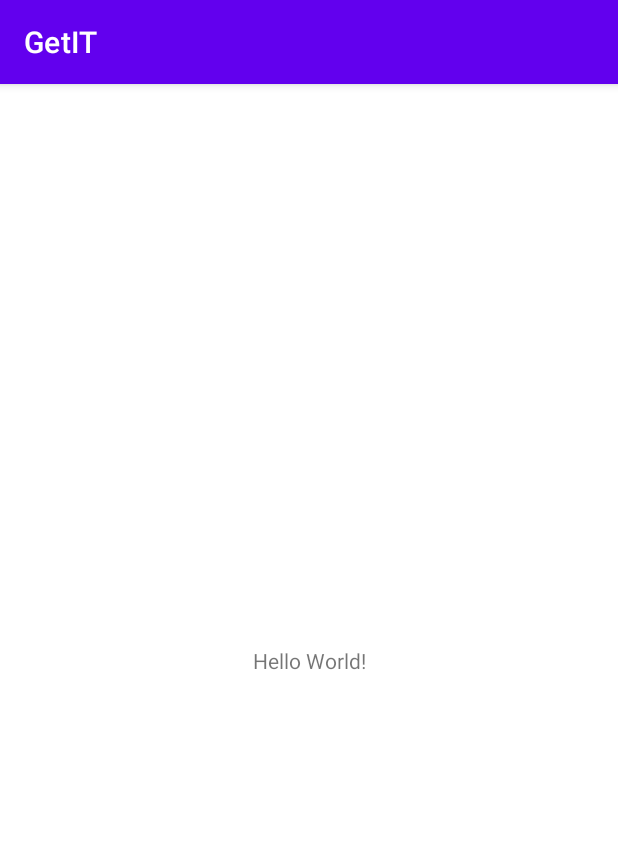
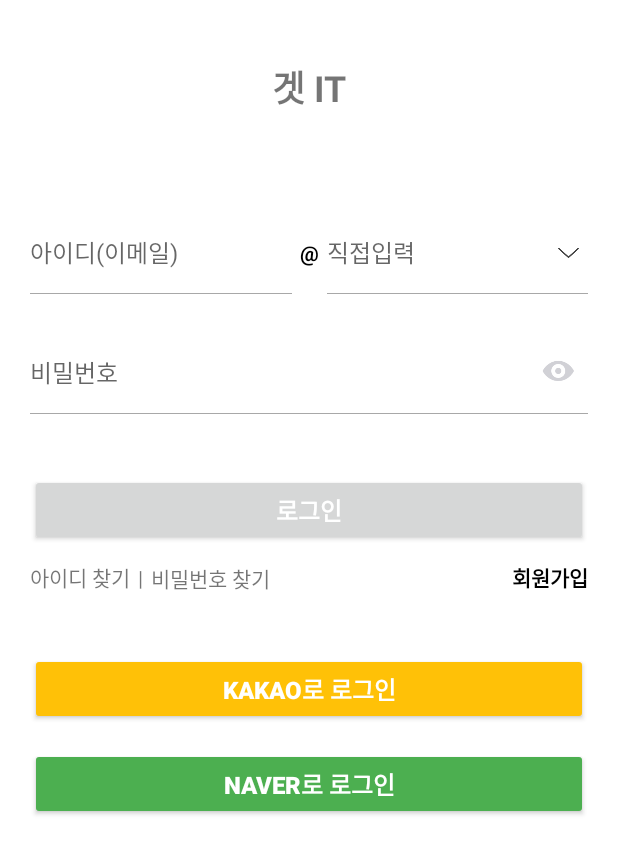
Before and after one commit to UMC-GetIT/GetIT-android, an Android app: the screen it shows after launch (MainActivity before the commit, LoginActivity after it), on a phone screen of 412 x 824 dp. Shown: the top 854 px of the screen. Run offline under Robolectric (Android 15) with nearby library versions, the phone set to English and light mode, and no system bars.

Commit message:
[FEAT] Add login view

```diff
--- a/GetIT/app/src/main/AndroidManifest.xml
+++ b/GetIT/app/src/main/AndroidManifest.xml
@@ -9,8 +9,9 @@
         android:roundIcon="@mipmap/ic_launcher_round"
         android:supportsRtl="true"
         android:theme="@style/Theme.GetIT">
+        <activity android:name='.MainActivity'/>
         <activity
-            android:name=".MainActivity"
+            android:name=".LoginActivity"
             android:exported="true">
             <intent-filter>
                 <action android:name="android.intent.action.MAIN" />
--- /dev/null
+++ b/GetIT/app/src/main/java/com/getit/getit/LoginActivity.kt
@@ -0,0 +1,11 @@
+package com.getit.getit
+
+import android.os.Bundle
+import androidx.appcompat.app.AppCompatActivity
+
+class LoginActivity : AppCompatActivity() {
+    override fun onCreate(savedInstanceState: Bundle?) {
+        super.onCreate(savedInstanceState)
+        setContentView(R.layout.activity_login)
+    }
+}
--- /dev/null
+++ b/GetIT/app/src/main/res/layout/activity_login.xml
@@ -0,0 +1,214 @@
+<?xml version="1.0" encoding="utf-8"?>
+<androidx.constraintlayout.widget.ConstraintLayout xmlns:android="http://schemas.android.com/apk/res/android"
+    android:layout_width="match_parent"
+    android:layout_height="match_parent"
+    xmlns:app="http://schemas.android.com/apk/res-auto">
+
+    <TextView
+        android:id="@+id/login_title_tv"
+        android:layout_width="wrap_content"
+        android:layout_height="wrap_content"
+        android:text="겟 IT"
+        android:layout_marginTop="40dp"
+        android:textStyle="bold"
+        android:textSize="24sp"
+        app:layout_constraintStart_toStartOf="parent"
+        app:layout_constraintEnd_toEndOf="parent"
+        app:layout_constraintTop_toTopOf="parent"/>
+
+    <EditText
+        android:id="@+id/login_id_et"
+        android:layout_width="0dp"
+        android:layout_height="wrap_content"
+        android:layout_marginStart="20dp"
+        android:layout_marginTop="80dp"
+        android:layout_marginEnd="5dp"
+        android:background="@null"
+        android:hint="아이디(이메일)"
+        android:inputType="text"
+        android:textSize="16sp"
+        app:layout_constraintEnd_toStartOf="@+id/login_at_sign_tv"
+        app:layout_constraintStart_toStartOf="parent"
+        app:layout_constraintTop_toBottomOf="@+id/login_title_tv" />
+
+    <View
+        android:id="@+id/login_id_underscore_view"
+        android:layout_width="0dp"
+        android:layout_height="1px"
+        android:layout_marginTop="15dp"
+        android:background="#a8a8a8"
+        app:layout_constraintEnd_toEndOf="@+id/login_id_et"
+        app:layout_constraintStart_toStartOf="@+id/login_id_et"
+        app:layout_constraintTop_toBottomOf="@+id/login_id_et"/>
+
+    <TextView
+        android:id="@+id/login_at_sign_tv"
+        android:layout_width="wrap_content"
+        android:layout_height="wrap_content"
+        android:textSize="14sp"
+        android:textColor="@color/black"
+        android:textStyle="bold"
+        android:text="\@"
+        app:layout_constraintBottom_toBottomOf="@+id/login_id_et"
+        app:layout_constraintEnd_toEndOf="@+id/login_title_tv"
+        app:layout_constraintStart_toStartOf="@+id/login_title_tv"
+        app:layout_constraintTop_toTopOf="@+id/login_id_et" />
+
+    <EditText
+        android:id="@+id/login_direct_input_et"
+        android:layout_width="0dp"
+        android:layout_height="wrap_content"
+        android:layout_marginStart="5dp"
+        android:layout_marginEnd="20dp"
+        android:background="@null"
+        android:hint="직접입력"
+        android:inputType="textWebEmailAddress"
+        android:textSize="16sp"
+        app:layout_constraintBottom_toBottomOf="@+id/login_id_et"
+        app:layout_constraintEnd_toEndOf="parent"
+        app:layout_constraintStart_toEndOf="@+id/login_at_sign_tv"
+        app:layout_constraintTop_toTopOf="@+id/login_id_et" />
+
+    <View
+        android:id="@+id/login_address_underscore_view"
+        android:layout_width="0dp"
+        android:layout_height="1px"
+        android:layout_marginTop="15dp"
+        android:background="#a8a8a8"
+        app:layout_constraintEnd_toEndOf="@+id/login_direct_input_et"
+        app:layout_constraintStart_toStartOf="@+id/login_direct_input_et"
+        app:layout_constraintTop_toBottomOf="@+id/login_direct_input_et"/>
+
+    <ImageView
+        android:id="@+id/login_email_list_iv"
+        android:layout_width="15dp"
+        android:layout_height="15dp"
+        android:layout_marginEnd="5dp"
+        android:src="@drawable/btn_down"
+        app:layout_constraintBottom_toBottomOf="@+id/login_direct_input_et"
+        app:layout_constraintEnd_toEndOf="@+id/login_direct_input_et"
+        app:layout_constraintTop_toTopOf="@+id/login_direct_input_et" />
+
+    <EditText
+        android:id="@+id/login_password_et"
+        android:layout_width="0dp"
+        android:layout_height="wrap_content"
+        android:layout_marginStart="20dp"
+        android:layout_marginTop="40dp"
+        android:layout_marginEnd="20dp"
+        android:background="@null"
+        android:hint="비밀번호"
+        android:inputType="textPassword"
+        android:textSize="16sp"
+        app:layout_constraintEnd_toEndOf="parent"
+        app:layout_constraintStart_toStartOf="parent"
+        app:layout_constraintTop_toBottomOf="@+id/login_id_underscore_view" />
+
+    <View
+        android:id="@+id/login_password_underscore_view"
+        android:layout_width="0dp"
+        android:layout_height="1px"
+        android:layout_marginTop="15dp"
+        android:background="#a8a8a8"
+        app:layout_constraintEnd_toEndOf="@+id/login_password_et"
+        app:layout_constraintStart_toStartOf="@+id/login_password_et"
+        app:layout_constraintTop_toBottomOf="@+id/login_password_et"/>
+
+    <ImageView
+        android:id="@+id/login_hide_password_iv"
+        android:layout_width="30dp"
+        android:layout_height="30dp"
+        android:layout_marginEnd="5dp"
+        android:src="@drawable/btn_input_password"
+        app:layout_constraintBottom_toBottomOf="@+id/login_password_et"
+        app:layout_constraintEnd_toEndOf="@+id/login_password_et"
+        app:layout_constraintTop_toTopOf="@+id/login_password_et" />
+
+    <androidx.appcompat.widget.AppCompatButton
+        android:id="@+id/login_sign_in_btn"
+        android:layout_width="0dp"
+        android:layout_height="wrap_content"
+        android:layout_marginStart="20dp"
+        android:layout_marginTop="40dp"
+        android:layout_marginEnd="20dp"
+        android:text="로그인"
+        android:textColor="@color/white"
+        android:textSize="16sp"
+        android:textStyle="bold"
+        app:layout_constraintEnd_toEndOf="parent"
+        app:layout_constraintStart_toStartOf="parent"
+        app:layout_constraintTop_toBottomOf="@+id/login_password_underscore_view" />
+
+    <TextView
+        android:id="@+id/login_find_id_tv"
+        android:layout_width="wrap_content"
+        android:layout_height="wrap_content"
+        android:layout_marginTop="10dp"
+        android:text="아이디 찾기"
+        app:layout_constraintStart_toStartOf="@+id/login_sign_in_btn"
+        app:layout_constraintTop_toBottomOf="@+id/login_sign_in_btn" />
+
+    <TextView
+        android:id="@+id/login_division_tv"
+        android:layout_width="wrap_content"
+        android:layout_height="wrap_content"
+        android:layout_marginStart="5dp"
+        android:text="|"
+        app:layout_constraintBottom_toBottomOf="@+id/login_find_id_tv"
+        app:layout_constraintStart_toEndOf="@+id/login_find_id_tv"
+        app:layout_constraintTop_toTopOf="@+id/login_find_id_tv" />
+
+    <TextView
+        android:id="@+id/login_find_password_tv"
+        android:layout_width="wrap_content"
+        android:layout_height="wrap_content"
+        android:layout_marginStart="5dp"
+        android:text="비밀번호 찾기"
+        app:layout_constraintBottom_toBottomOf="@+id/login_division_tv"
+        app:layout_constraintStart_toEndOf="@+id/login_division_tv"
+        app:layout_constraintTop_toTopOf="@+id/login_division_tv" />
+
+    <TextView
+        android:id="@+id/login_sign_up_tv"
+        android:layout_width="wrap_content"
+        android:layout_height="wrap_content"
+        android:layout_marginTop="10dp"
+        android:text="회원가입"
+        android:textColor="@color/black"
+        android:textStyle="bold"
+        app:layout_constraintEnd_toEndOf="@+id/login_sign_in_btn"
+        app:layout_constraintTop_toBottomOf="@+id/login_sign_in_btn" />
+
+    <androidx.appcompat.widget.AppCompatButton
+        android:id="@+id/login_sign_in_kakao_btn"
+        android:layout_width="0dp"
+        android:layout_height="wrap_content"
+        android:layout_marginStart="20dp"
+        android:layout_marginTop="40dp"
+        android:layout_marginEnd="20dp"
+        android:text="KAKAO로 로그인"
+        android:textColor="@color/white"
+        android:textSize="16sp"
+        android:textStyle="bold"
+        android:backgroundTint="#FFC107"
+        app:layout_constraintEnd_toEndOf="parent"
+        app:layout_constraintStart_toStartOf="parent"
+        app:layout_constraintTop_toBottomOf="@+id/login_find_id_tv"/>
+
+    <androidx.appcompat.widget.AppCompatButton
+        android:id="@+id/login_sign_in_naver_btn"
+        android:layout_width="0dp"
+        android:layout_height="wrap_content"
+        android:layout_marginStart="20dp"
+        android:layout_marginTop="15dp"
+        android:layout_marginEnd="20dp"
+        android:text="NAVER로 로그인"
+        android:textColor="@color/white"
+        android:textSize="16sp"
+        android:textStyle="bold"
+        android:backgroundTint="#4CAF50"
+        app:layout_constraintEnd_toEndOf="parent"
+        app:layout_constraintStart_toStartOf="parent"
+        app:layout_constraintTop_toBottomOf="@+id/login_sign_in_kakao_btn"/>
+
+</androidx.constraintlayout.widget.ConstraintLayout>
--- a/GetIT/app/src/main/res/values/themes.xml
+++ b/GetIT/app/src/main/res/values/themes.xml
@@ -1,6 +1,8 @@
 <resources xmlns:tools="http://schemas.android.com/tools">
     <!-- Base application theme. -->
     <style name="Theme.GetIT" parent="Theme.MaterialComponents.DayNight.DarkActionBar">
+        <!-- 상단바 제거 -->
+        <item name="windowNoTitle">true</item>
         <!-- Primary brand color. -->
         <item name="colorPrimary">@color/purple_500</item>
         <item name="colorPrimaryVariant">@color/purple_700</item>
```
Also changed, not shown: GetIT/app/src/main/res/drawable/btn_down.png (added), GetIT/app/src/main/res/drawable/btn_input_password.png (added).
